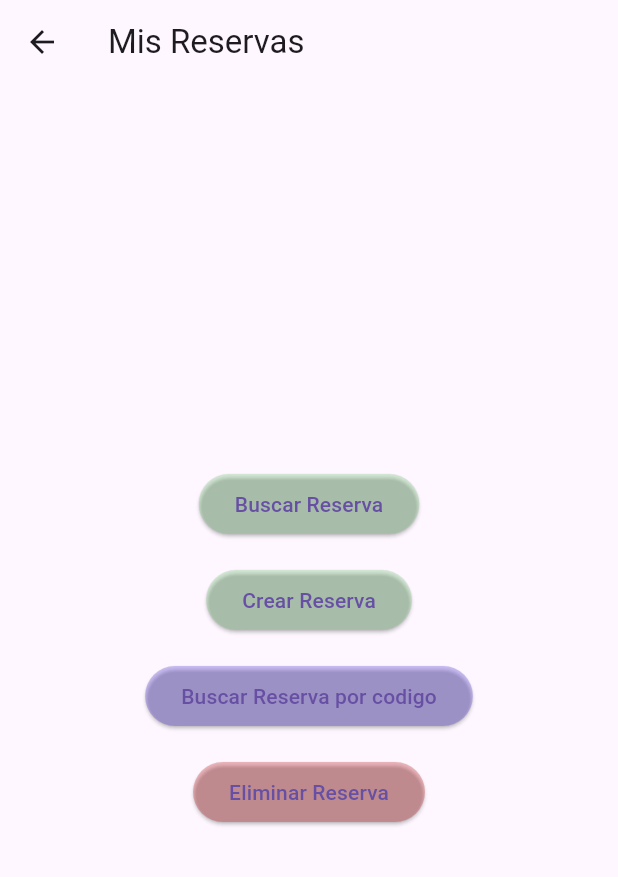
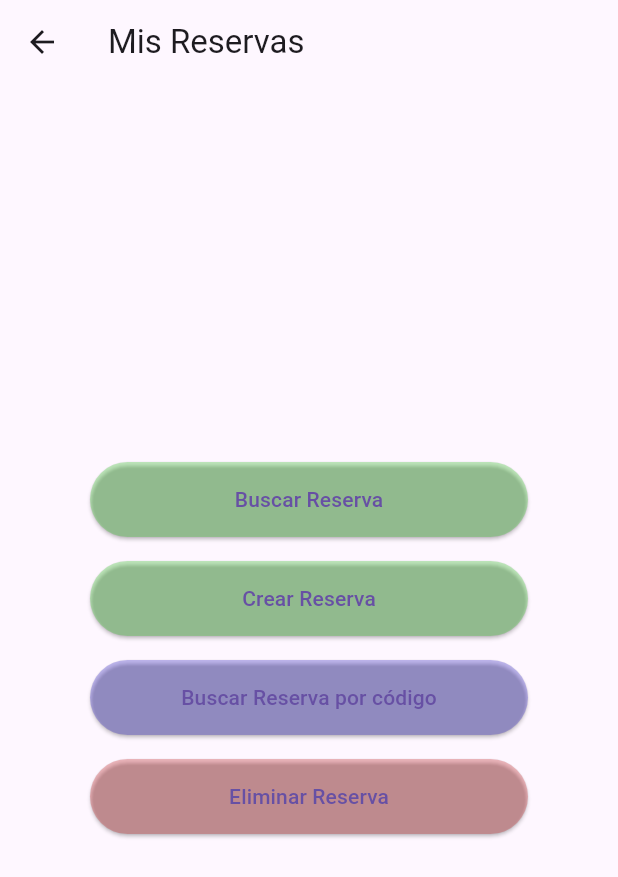
Before and after one commit to ggonu20/Proyecto-Movil-paralela, a Flutter app: the ReservasScreen screen opened directly, after a tap on "Mis Reservas", on a phone screen of 412 x 824 dp. Shown: the top 877 px of the screen. Run offline on Flutter 3.47's test engine with Material 3 defaults, Android fonts, the phone set to English and light mode, and no system bars; our stand-ins replace google_sign_in, logger, shared_preferences; accounts and stored records are empty.

Commit message:
configuracion de botones. Cambio de color de botones, ancho y largo.

```diff
--- a/flutter/lib/screens/reservas_screen.dart
+++ b/flutter/lib/screens/reservas_screen.dart
@@ -15,7 +15,9 @@ class ReservasScreen extends StatelessWidget {
         child: Column(
           mainAxisAlignment: MainAxisAlignment.center,
           children: [
-            ElevatedButton(
+            Padding(
+              padding: const EdgeInsets.symmetric(horizontal: 60.0),
+              child: ElevatedButton(
                 onPressed: () {
                   // Acción al presionar "Salas Disponibles"
                   Navigator.push(
@@ -25,10 +27,16 @@ class ReservasScreen extends StatelessWidget {
                     ),
                   );
                 },
+                style: ElevatedButton.styleFrom(
+                  minimumSize: Size(double.infinity, 50),
+                ),
                 child: Text('Ver Salas'),
               ),
+            ),
             SizedBox(height: 16),
-            ElevatedButton(
+            Padding(
+              padding: const EdgeInsets.symmetric(horizontal: 60.0),
+              child: ElevatedButton(
                 onPressed: () {
                   // Acción al presionar "Reservas"
                   Navigator.push(
@@ -38,7 +46,11 @@ class ReservasScreen extends StatelessWidget {
                     ),
                   );
                 },
+                style: ElevatedButton.styleFrom(
+                  minimumSize: Size(double.infinity, 50),
+                ),
                 child: Text('Mis Reservas'),
+              ),
             ),
           ],
         ),
@@ -60,51 +72,67 @@ class MisReservasScreen extends StatelessWidget {
         child: Column(
           mainAxisAlignment: MainAxisAlignment.center,
           children: [
-            ElevatedButton(
+            Padding(
+              padding: const EdgeInsets.symmetric(horizontal: 60.0),
+              child: ElevatedButton(
                 onPressed: () {
                   // Acción al presionar "buscar reserva"
                   print('Buscar Reservas presionado');
                 },
                 style: ElevatedButton.styleFrom(
-                primary: Color.fromARGB(71, 123, 212, 126),
+                  minimumSize: Size(double.infinity, 50),
+                  primary: Color.fromARGB(70, 43, 206, 28),
                 ),
                 child: Text('Buscar Reserva'),
               ),
+            ),
             SizedBox(height: 16),
-            ElevatedButton(
+            Padding(
+              padding: const EdgeInsets.symmetric(horizontal: 60.0),
+              child: ElevatedButton(
                 onPressed: () {
                   // Acción al presionar "Crear Reserva"
                   print('Crear Reserva presionado');
                 },
                 style: ElevatedButton.styleFrom(
-                primary: Color.fromARGB(71, 123, 212, 126),
+                  minimumSize: Size(double.infinity, 50),
+                  primary: Color.fromARGB(70, 43, 206, 28),
                 ),
                 child: Text('Crear Reserva'),
               ),
+            ),
             SizedBox(height: 16),
-            ElevatedButton(
+            Padding(
+              padding: const EdgeInsets.symmetric(horizontal: 60.0),
+              child: ElevatedButton(
                 onPressed: () {
                   // Acción al presionar "buscar reserva por código"
-                print('Buscar Reservas por codigo presionado');
+                  print('Buscar Reservas por código presionado');
                 },
                 style: ElevatedButton.styleFrom(
-                primary: Color.fromARGB(70, 81, 55, 230), // Cambia el color de fondo del botón
+                  minimumSize: Size(double.infinity, 50),
+                  primary: Color.fromARGB(70, 40, 28, 206),
                 ),
-              child: Text('Buscar Reserva por codigo'),
+                child: Text('Buscar Reserva por código'),
+              ),
             ),
             SizedBox(height: 16),
-            ElevatedButton(
+            Padding(
+              padding: const EdgeInsets.symmetric(horizontal: 60.0),
+              child: ElevatedButton(
                 onPressed: () {
                   // Acción al presionar "eliminar reserva"
                   print('Eliminar Reserva presionado');
                 },
                 style: ElevatedButton.styleFrom(
-                primary: Color.fromARGB(70, 206, 28, 28), // Cambia el color de fondo del botón
+                  minimumSize: Size(double.infinity, 50),
+                  primary: Color.fromARGB(70, 206, 28, 28),
                 ),
                 child: Text('Eliminar Reserva'),
               ),
+            ),
             SizedBox(height: 16),
-            ]
+          ],
         ),
       ),
     );
@@ -124,29 +152,37 @@ class SalasScreen extends StatelessWidget {
         child: Column(
           mainAxisAlignment: MainAxisAlignment.center,
           children: [
-            ElevatedButton(
+            Padding(
+              padding: const EdgeInsets.symmetric(horizontal: 80.0),
+              child: ElevatedButton(
                 onPressed: () {
-                // Acción al presionar "buscar sala por codigo"
-                print('Buscar sala por codigo');
+                  // Acción al presionar "buscar sala por código"
+                  print('Buscar sala por código');
                 },
                 style: ElevatedButton.styleFrom(
-                primary: Color.fromARGB(70, 81, 55, 230), // Cambia el color de fondo del botón
+                  minimumSize: Size(double.infinity, 50),
+                  primary: Color.fromARGB(70, 40, 28, 206),
                 ),
-              child: Text('Buscar sala por codigo'),
+                child: Text('Buscar sala por código'),
+              ),
             ),
             SizedBox(height: 16),
-            ElevatedButton(
+            Padding(
+              padding: const EdgeInsets.symmetric(horizontal: 80.0),
+              child: ElevatedButton(
                 onPressed: () {
                   // Acción al presionar "Mostrar salas"
                   print('Mostrar salas');
                 },
                 style: ElevatedButton.styleFrom(
-                primary: Color.fromARGB(70, 81, 55, 230), // Cambia el color de fondo del botón
+                  minimumSize: Size(double.infinity, 50),
+                  primary: Color.fromARGB(70, 40, 28, 206),
                 ),
                 child: Text('Mostrar salas'),
               ),
+            ),
             SizedBox(height: 16),
-            ]
+          ],
         ),
       ),
     );
```
Lines whose indentation alone changed are shown as unchanged.
